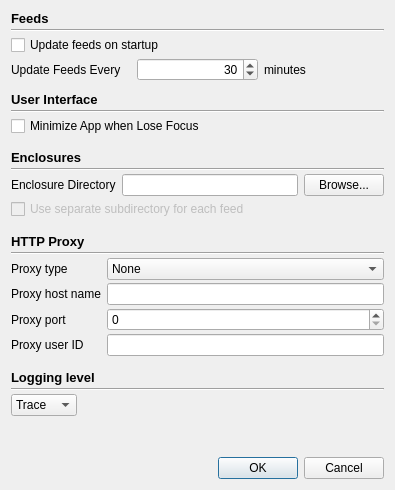
This is PrefsDlg.ui in redeyedvireo/PyRssReader as Qt 5 draws it before an edit. The edited form follows.
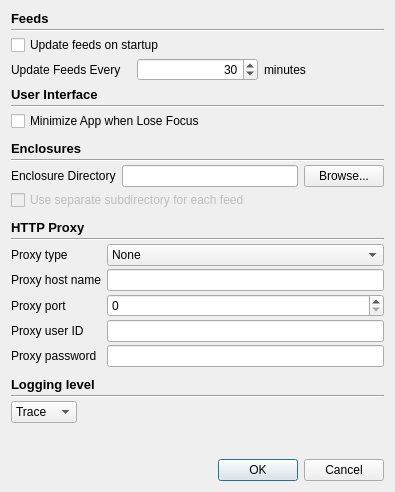
This is the edited form. Icons and pictures are not drawn.

Commit message: Save Proxy password in settings.

```diff
--- a/PrefsDlg.ui
+++ b/PrefsDlg.ui
@@ -7,7 +7,7 @@
     <x>0</x>
     <y>0</y>
     <width>395</width>
-    <height>490</height>
+    <height>492</height>
    </rect>
   </property>
   <property name="windowTitle">
@@ -304,30 +304,40 @@
      <item row="1" column="1">
       <widget class="QLineEdit" name="proxyHostnameLineEdit"/>
      </item>
-     <item row="2" column="0">
+     <item row="3" column="0">
       <widget class="QLabel" name="label_8">
        <property name="text">
         <string>Proxy port</string>
        </property>
       </widget>
      </item>
-     <item row="2" column="1">
+     <item row="3" column="1">
       <widget class="QSpinBox" name="proxyPortSpinBox">
        <property name="maximum">
         <number>99999</number>
        </property>
       </widget>
      </item>
-     <item row="3" column="0">
+     <item row="4" column="0">
       <widget class="QLabel" name="label_9">
        <property name="text">
         <string>Proxy user ID</string>
        </property>
       </widget>
      </item>
-     <item row="3" column="1">
+     <item row="4" column="1">
       <widget class="QLineEdit" name="proxyUserIdLineEdit"/>
      </item>
+     <item row="5" column="0">
+      <widget class="QLabel" name="label_13">
+       <property name="text">
+        <string>Proxy password</string>
+       </property>
+      </widget>
+     </item>
+     <item row="5" column="1">
+      <widget class="QLineEdit" name="proxyPasswordLineEdit"/>
+     </item>
     </layout>
    </item>
    <item>
```
The commit also changes 2 other files.
